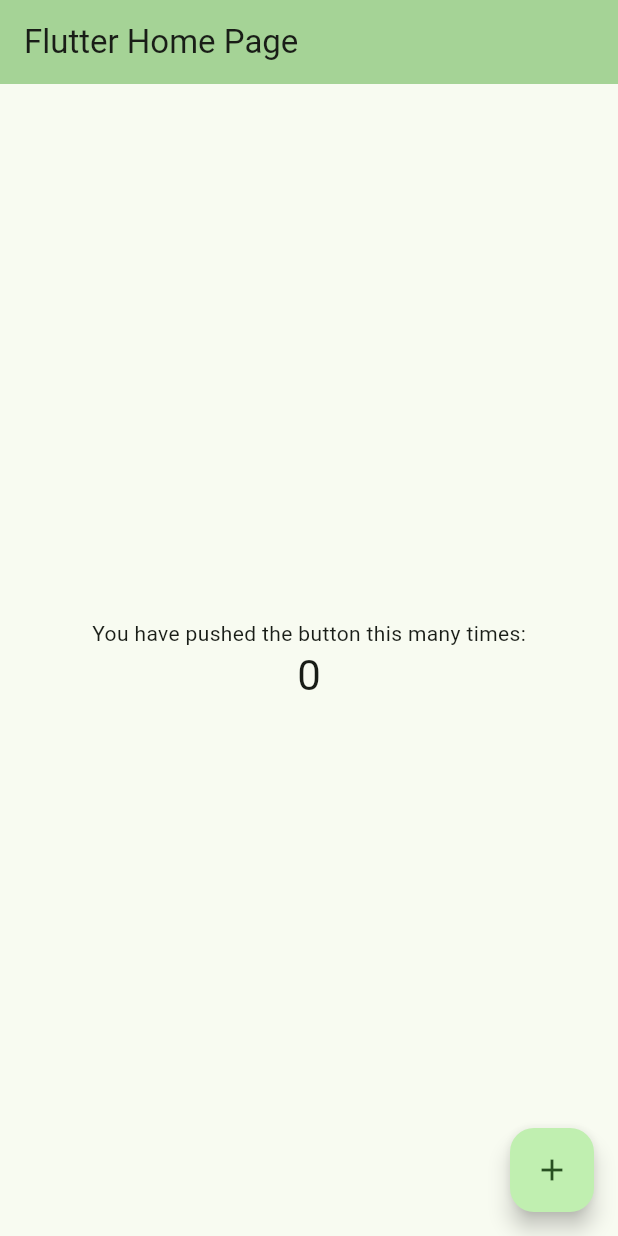
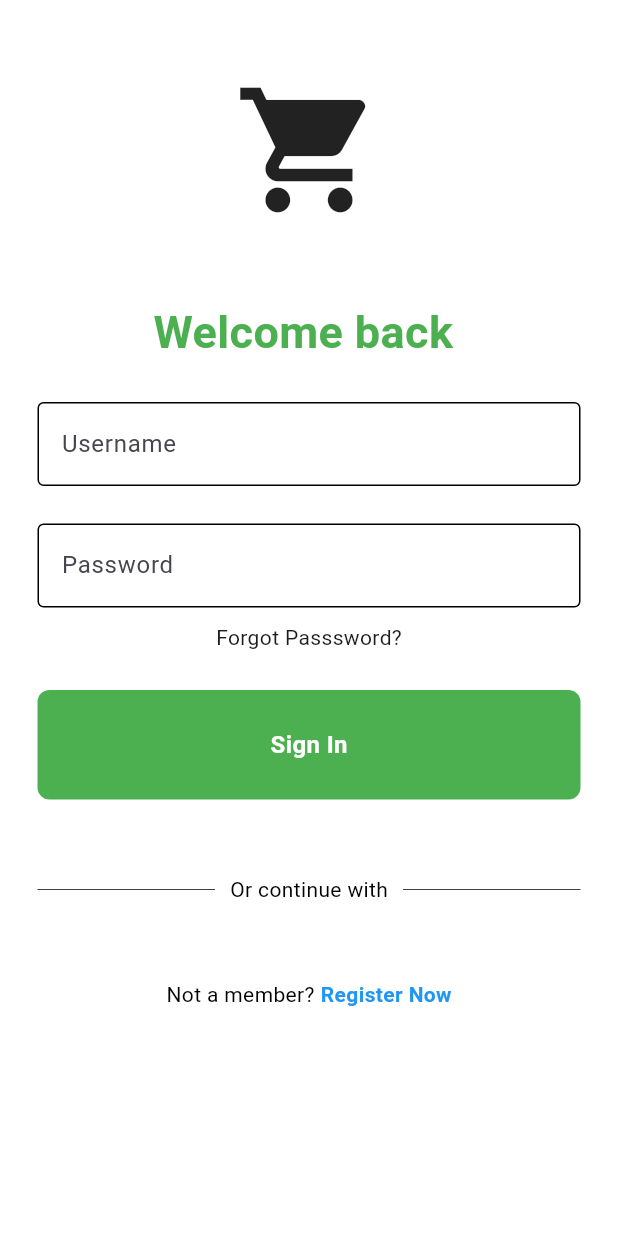
Before and after one commit to aburke03/GrocerWe, a Flutter app: the screen it shows after launch, on a phone screen of 412 x 824 dp. Run offline on Flutter 3.47's test engine with Material 3 defaults, Android fonts, the phone set to English and light mode, and no system bars; our stand-ins replace device_preview.

Commit message:
pushing part of login ui

```diff
--- /dev/null
+++ b/grocerwe/lib/components/my_button.dart
@@ -0,0 +1,34 @@
+import 'package:flutter/material.dart';
+
+class MyButton extends StatelessWidget {
+
+  final Function()? onTap;
+  const MyButton({super.key, required this.onTap,});
+
+  @override
+  Widget build(BuildContext context) {
+    return GestureDetector(
+      onTap: onTap,
+      child: Container(
+        padding : const EdgeInsets.all(25),
+        margin: const EdgeInsets.symmetric(horizontal: 25),
+        decoration: BoxDecoration(
+          color: Colors.green,
+          borderRadius: BorderRadius.circular(8),
+
+
+        ),
+        child: const Center(
+          child: Text(
+            "Sign In",
+            style: TextStyle(
+              color: Colors.white,
+              fontWeight: FontWeight.bold,
+              fontSize: 16,
+            ),
+          ),
+        ),
+      ),
+    );
+  }
+}
--- /dev/null
+++ b/grocerwe/lib/components/my_textfield.dart
@@ -0,0 +1,35 @@
+import 'package:flutter/material.dart';
+
+class MyTextField extends StatelessWidget {
+  final controller;
+  final String hintText;
+  final bool obscureText;
+
+
+  const MyTextField({
+    super.key,
+    required this.controller,
+    required this.hintText,
+    required this.obscureText,
+  });
+
+  @override
+  Widget build(BuildContext context) {
+    return Padding(
+      padding: const EdgeInsets.symmetric(horizontal: 25.0),
+      child: TextField(
+        controller: controller,
+        obscureText: obscureText,
+        decoration: InputDecoration(
+          enabledBorder: const OutlineInputBorder(
+            borderSide: BorderSide(color: Colors.black),
+          ),
+          focusedBorder: const OutlineInputBorder(
+            borderSide: BorderSide(color: Colors.grey),
+          ),
+          hintText: hintText,
+        ),
+      ),
+    );
+  }
+}
--- /dev/null
+++ b/grocerwe/lib/loginpage.dart
@@ -0,0 +1,128 @@
+import 'package:flutter/material.dart';
+import 'package:grocerwe/components/my_button.dart';
+import 'package:grocerwe/components/my_textfield.dart';
+
+class LoginPage extends StatelessWidget {
+  LoginPage({super.key});
+
+  //text editing controllers
+  final usernameController = TextEditingController();
+  final passwordController = TextEditingController();
+
+  //sign user in method
+  void signUserIn() {}
+
+  @override
+  Widget build(BuildContext context) {
+    return Scaffold(
+      backgroundColor: Colors.white,
+      body: SafeArea(
+        child: Center(
+          child: Column(
+            children:[
+              const SizedBox(height: 50),
+              //logo
+              const Icon(
+                Icons.shopping_cart,
+                size: 100,
+                ),
+
+              const SizedBox(height: 50),
+
+              //Welcome Text
+              const Text(
+                'Welcome back ',
+                style: TextStyle(
+                  color: Colors.green,
+                  fontSize: 30,
+                  fontWeight: FontWeight.bold
+
+                ),
+              ),
+
+              const SizedBox(height: 25),
+
+              //Username textfield
+              MyTextField(
+                controller: usernameController,
+                hintText: 'Username',
+                obscureText: false,
+              ),
+
+              const SizedBox(height: 25),
+
+
+              //Password textfield
+              MyTextField(
+                controller: usernameController,
+                hintText: 'Password',
+                obscureText: true,
+              ),
+
+              const SizedBox(height: 10),
+              //Forgot Password
+              const Text('Forgot Passsword?'),
+
+              const SizedBox(height: 25),
+
+              //Sign In Button
+              MyButton(
+                onTap: signUserIn,
+              ),
+              const SizedBox(height: 50),
+
+              //or continue with
+              const Padding(
+                padding: const EdgeInsets.symmetric(horizontal: 25.0),
+                child: Row(children: [
+                  Expanded(child: Divider(
+                    thickness: 0.5,
+                    color: Colors.black
+                    ,)
+                    ),
+
+                  Padding(
+                    padding: const EdgeInsets.symmetric(horizontal: 10.0),
+                    child: Text(
+                      'Or continue with',
+                      style: TextStyle(color: Colors.black)
+                    ),
+                  ),
+                  Expanded(child: Divider(
+                  thickness: 0.5,
+                  color: Colors.black
+                    ,)
+                  ),
+                  ],
+                ),
+              ),
+
+              const SizedBox(height: 50),
+              //not a member?
+               const Row(
+                mainAxisAlignment: MainAxisAlignment.center,
+                children: [
+                  Text(
+                    'Not a member?',
+                    style: TextStyle(color: Colors.black),
+
+                  ),
+                  const SizedBox(width: 4),
+                  const Text(
+                    'Register Now',
+                    style: TextStyle(
+                      color: Colors.blue,
+                      fontWeight: FontWeight.bold,
+                    )
+                  )
+
+                ],
+              )
+
+            ],
+          ),
+        ),
+      ),
+    );
+  }
+}
--- a/grocerwe/lib/main.dart
+++ b/grocerwe/lib/main.dart
@@ -1,6 +1,7 @@
 import 'package:device_preview/device_preview.dart';
 import 'package:flutter/foundation.dart';
 import 'package:flutter/material.dart';
+import 'loginpage.dart';
 
 void main() {
   runApp(DevicePreview(
@@ -16,117 +17,11 @@ class MyApp extends StatelessWidget {
   @override
   Widget build(BuildContext context) {
     return MaterialApp(
+      debugShowCheckedModeBanner: false,
       title: 'Flutter Demo',
       locale: DevicePreview.locale(context),
       builder: DevicePreview.appBuilder,
-      theme: ThemeData(
-        // This is the theme of your application.
-        //
-        // TRY THIS: Try running your application with "flutter run". You'll see
-        // the application has a purple toolbar. Then, without quitting the app,
-        // try changing the seedColor in the colorScheme below to Colors.green
-        // and then invoke "hot reload" (save your changes or press the "hot
-        // reload" button in a Flutter-supported IDE, or press "r" if you used
-        // the command line to start the app).
-        //
-        // Notice that the counter didn't reset back to zero; the application
-        // state is not lost during the reload. To reset the state, use hot
-        // restart instead.
-        //
-        // This works for code too, not just values: Most code changes can be
-        // tested with just a hot reload.
-        colorScheme: ColorScheme.fromSeed(seedColor: Color.fromARGB(255, 5, 204, 18)),
-        useMaterial3: true,
-      ),
-      home: const MyHomePage(title: 'Flutter Home Page'),
+      home: LoginPage()
     );
   }
 }
-
-class MyHomePage extends StatefulWidget {
-  const MyHomePage({super.key, required this.title});
-
-  // This widget is the home page of your application. It is stateful, meaning
-  // that it has a State object (defined below) that contains fields that affect
-  // how it looks.
-
-  // This class is the configuration for the state. It holds the values (in this
-  // case the title) provided by the parent (in this case the App widget) and
-  // used by the build method of the State. Fields in a Widget subclass are
-  // always marked "final".
-
-  final String title;
-
-  @override
-  State<MyHomePage> createState() => _MyHomePageState();
-}
-
-class _MyHomePageState extends State<MyHomePage> {
-  int _counter = 0;
-
-  void _incrementCounter() {
-    setState(() {
-      // This call to setState tells the Flutter framework that something has
-      // changed in this State, which causes it to rerun the build method below
-      // so that the display can reflect the updated values. If we changed
-      // _counter without calling setState(), then the build method would not be
-      // called again, and so nothing would appear to happen.
-      _counter++;
-    });
-  }
-
-  @override
-  Widget build(BuildContext context) {
-    // This method is rerun every time setState is called, for instance as done
-    // by the _incrementCounter method above.
-    //
-    // The Flutter framework has been optimized to make rerunning build methods
-    // fast, so that you can just rebuild anything that needs updating rather
-    // than having to individually change instances of widgets.
-    return Scaffold(
-      appBar: AppBar(
-        // TRY THIS: Try changing the color here to a specific color (to
-        // Colors.amber, perhaps?) and trigger a hot reload to see the AppBar
-        // change color while the other colors stay the same.
-        backgroundColor: Theme.of(context).colorScheme.inversePrimary,
-        // Here we take the value from the MyHomePage object that was created by
-        // the App.build method, and use it to set our appbar title.
-        title: Text(widget.title),
-      ),
-      body: Center(
-        // Center is a layout widget. It takes a single child and positions it
-        // in the middle of the parent.
-        child: Column(
-          // Column is also a layout widget. It takes a list of children and
-          // arranges them vertically. By default, it sizes itself to fit its
-          // children horizontally, and tries to be as tall as its parent.
-          //
-          // Column has various properties to control how it sizes itself and
-          // how it positions its children. Here we use mainAxisAlignment to
-          // center the children vertically; the main axis here is the vertical
-          // axis because Columns are vertical (the cross axis would be
-          // horizontal).
-          //
-          // TRY THIS: Invoke "debug painting" (choose the "Toggle Debug Paint"
-          // action in the IDE, or press "p" in the console), to see the
-          // wireframe for each widget.
-          mainAxisAlignment: MainAxisAlignment.center,
-          children: <Widget>[
-            const Text(
-              'You have pushed the button this many times:',
-            ),
-            Text(
-              '$_counter',
-              style: Theme.of(context).textTheme.headlineMedium,
-            ),
-          ],
-        ),
-      ),
-      floatingActionButton: FloatingActionButton(
-        onPressed: _incrementCounter,
-        tooltip: 'Increment',
-        child: const Icon(Icons.add),
-      ), // This trailing comma makes auto-formatting nicer for build methods.
-    );
-  }
-}
```
